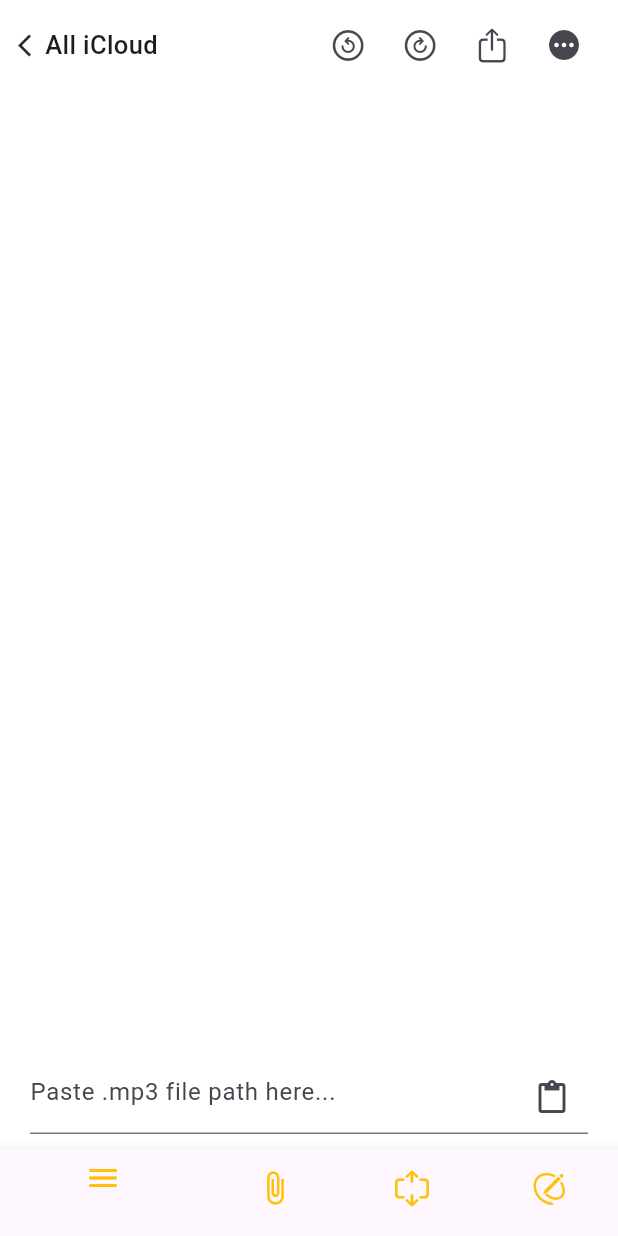
After one commit to md-ruhulamin/demo_clipboard2, a Flutter app: the screen it shows after launch, on a phone screen of 412 x 824 dp. The commit adds this screen. Run offline on Flutter 3.47's test engine with Material 3 defaults, Android fonts, the phone set to English and light mode, and no system bars; our stand-ins replace audioplayers, permission_handler.

Commit message:
initial commit

```diff
--- a/analysis_options.yaml
+++ b/analysis_options.yaml
@@ -7,6 +7,9 @@
 
 # The following line activates a set of recommended lints for Flutter apps,
 # packages, and plugins designed to encourage good coding practices.
+analyzer:
+  errors:
+    avoid_print: ignore
 include: package:flutter_lints/flutter.yaml
 
 linter:
--- /dev/null
+++ b/lib/audio_card.dart
@@ -0,0 +1,40 @@
+class AudioCard {
+  final String title;
+  final String date;
+  final String duration;
+  final String? transcript;
+  final String? size;
+
+  AudioCard({
+    required this.title,
+    required this.date,
+    required this.duration,
+    required this.size,
+    this.transcript,
+  });
+
+  factory AudioCard.fromMap(Map<String, dynamic> map) {
+    return AudioCard(
+      title: map['title'] ?? '',
+      date: map['date'] ?? '',
+      size: map['size'] ?? '',
+      duration: map['duration'] ?? '',
+      transcript: map['transcript'],
+    );
+  }
+
+  Map<String, dynamic> toMap() {
+    return {
+      'size': size,
+      'title': title,
+      'date': date,
+      'duration': duration,
+      'transcript': transcript,
+    };
+  }
+
+  @override
+  String toString() {
+    return 'AudioCard(title: $title, date: $date, duration: $duration,size:$size transcript: $transcript)';
+  }
+}
--- /dev/null
+++ b/lib/home.dart
@@ -0,0 +1,371 @@
+// ignore_for_file: prefer_interpolation_to_compose_strings
+
+import 'dart:io';
+
+import 'package:audioplayers/audioplayers.dart';
+import 'package:demo_clipboard/audio_card.dart';
+import 'package:flutter/cupertino.dart';
+import 'package:flutter/material.dart';
+import 'package:flutter/services.dart';
+import 'package:path_provider/path_provider.dart';
+import 'package:permission_handler/permission_handler.dart';
+
+class AudioNotesPage extends StatefulWidget {
+  @override
+  State<AudioNotesPage> createState() => _AudioNotesPageState();
+}
+
+class _AudioNotesPageState extends State<AudioNotesPage> {
+  final List<AudioCard> audioNotes = [];
+  int playindex = -1;
+  final TextEditingController _controller = TextEditingController();
+
+  List<FileSystemEntity> _mp3Files = [];
+
+  String? _savedDirPath;
+
+  AudioPlayer _audioPlayer = AudioPlayer();
+
+  bool isPlaying = false;
+
+  @override
+  void initState() {
+    super.initState();
+    _initFolder();
+  }
+
+  void printMp3Info(List<FileSystemEntity> mp3Files) async {
+    print("IN info Function" + mp3Files.toString());
+    for (var file in mp3Files) {
+      File mp3 = File(file.path);
+      // File name
+      String name = mp3.uri.pathSegments.last;
+      // File size in KB
+      int sizeInBytes = await mp3.length();
+      double sizeInKB = sizeInBytes / 1024;
+      // Duration (requires plugin)
+      print("🎵 File: $name");
+      print("📏 Size: ${sizeInKB.toStringAsFixed(2)} KB");
+      print("📅 Date: ${mp3.statSync().modified}");
+      print("📂 Path: ${file.path}");
+      print("------------------------------------------------");
+    }
+    File mp3 = File(mp3Files.last.path);
+    int sizeInBytes = await mp3.length();
+    double sizeInMB = sizeInBytes / (1024 * 1024);
+
+    audioNotes.add(
+      AudioCard(
+        title: mp3.uri.pathSegments.last,
+        date: "${mp3.statSync().modified}",
+        size: sizeInMB.toStringAsFixed(2).toString(),
+        duration: '',
+        transcript: null,
+      ),
+    );
+
+  }
+
+  void handlePlayPause(int index, String filePath) async {
+    if (!isPlaying) {
+      // Nothing is playing — play selected audio
+      await _audioPlayer.play(DeviceFileSource(filePath));
+      playindex = index;
+      isPlaying = true;
+    } else if (playindex == index) {
+      // Tapped same audio again — pause it
+      await _audioPlayer.pause();
+      isPlaying = false;
+      playindex = -1;
+    } else {
+      // Another audio is playing — stop it and play new one
+      await _audioPlayer.stop();
+      await _audioPlayer.play(DeviceFileSource(filePath));
+      playindex = index;
+      isPlaying = true;
+    }
+    setState(() {});
+  }
+
+  Future<void> _initFolder() async {
+    // Request storage permission
+    if (await Permission.storage.request().isGranted) {
+      final dir = await getApplicationDocumentsDirectory();
+      final mp3Dir = Directory('${dir.path}/mp3_inbox');
+      print(mp3Dir.path);
+      // Check if the directory exists
+      // If not, create it
+      // If it does, do nothing
+      // This is where you can add your logic to check if the directory exists
+      // and create it if necessary
+      // For example:
+      // final dir = Directory('/path/to/directory');
+      // final dir = Directory('/storage/emulated/0/Download');
+      // final dir = Directory('/storage/emulated/0/Download/mp3_inbox');
+
+      if (!await mp3Dir.exists()) {
+        await mp3Dir.create(recursive: true);
+      }
+      _savedDirPath = mp3Dir.path;
+      setState(() {
+        _loadMp3Files();
+      });
+    }
+  }
+
+  Future<bool> _requestStoragePermission() async {
+    final status = await Permission.storage.request();
+    return status.isGranted;
+  }
+
+  void _loadMp3Files() async {
+    final dir = Directory(_savedDirPath!);
+    print("Line 122: "+dir.path);
+    final files = dir.listSync().where((f) => f.path.endsWith('.mp3')).toList();
+    setState(() => _mp3Files = files);
+  }
+
+  Future<void> _pasteAndSend() async {
+    final hasPermission = await _requestStoragePermission();
+    if (!hasPermission) {
+      ScaffoldMessenger.of(
+        context,
+      ).showSnackBar(SnackBar(content: Text("Storage permission denied")));
+      return;
+    }
+    final clipboardData = await Clipboard.getData(Clipboard.kTextPlain);
+
+    if (clipboardData == null || clipboardData.text == null) {
+      ScaffoldMessenger.of(context).showSnackBar(
+        SnackBar(content: Text("Clipboard is empty or doesn't contain text")),
+      );
+      return;
+    }
+
+    final path = clipboardData.text!;
+
+    if (!path.endsWith(".mp3")) {
+      ScaffoldMessenger.of(
+        context,
+      ).showSnackBar(SnackBar(content: Text("Only .mp3 files are allowed")));
+      return;
+    }
+
+    final sourceFile = File(path);
+    if (!await sourceFile.exists()) {
+      ScaffoldMessenger.of(context).showSnackBar(
+        SnackBar(content: Text("File does not exist at this path")),
+      );
+      return;
+    }
+
+    final dir =
+        await getApplicationDocumentsDirectory(); // Or any other local directory
+    final filename = path.split("/").last;
+    final destination = File('${dir.path}/$filename');
+    await sourceFile.copy(destination.path);
+
+    setState(() {
+      _mp3Files.add(File(destination.path));
+
+      printMp3Info(_mp3Files);
+      //
+    });
+
+    ScaffoldMessenger.of(
+      context,
+    ).showSnackBar(SnackBar(content: Text("MP3 file added to inbox")));
+  }
+
+  bool get _isValidMp3Path {
+    final path = _controller.text;
+    return path.endsWith('.mp3') && File(path).existsSync();
+  }
+
+  @override
+  Widget build(BuildContext context) {
+    print(_mp3Files.length);
+    print(audioNotes.length);
+    return Scaffold(
+      backgroundColor: Colors.white,
+      appBar: PreferredSize(
+        preferredSize: Size.fromHeight(60),
+        child: SafeArea(
+          child: Padding(
+            padding: const EdgeInsets.symmetric(horizontal: 12, vertical: 6),
+            child: Row(
+              children: [
+                GestureDetector(
+                  onTap: () {
+                    // Handle back action
+                  },
+                  child: Row(
+                    children: [
+                      Icon(Icons.arrow_back_ios, size: 18),
+                      Text(
+                        'All iCloud',
+                        style: TextStyle(
+                          fontSize: 17,
+                          fontWeight: FontWeight.w500,
+                        ),
+                      ),
+                    ],
+                  ),
+                ),
+                Spacer(),
+                IconButton(
+                  icon: Icon(CupertinoIcons.arrow_counterclockwise_circle),
+                  onPressed: () {},
+                ),
+                IconButton(
+                  icon: Icon(CupertinoIcons.arrow_clockwise_circle),
+                  onPressed: () {},
+                ),
+                IconButton(icon: Icon(CupertinoIcons.share), onPressed: () {}),
+                IconButton(icon: Icon(Icons.pending), onPressed: () {}),
+              ],
+            ),
+          ),
+        ),
+      ),
+      body: Column(
+        children: [
+          Expanded(
+            child: ListView.builder(
+              padding: const EdgeInsets.all(15),
+              itemCount: audioNotes.length,
+              itemBuilder: (context, index) {
+                final file = _mp3Files[index];
+                final note = audioNotes[index];
+                return Container(
+                  margin: const EdgeInsets.only(bottom: 20),
+                  padding: const EdgeInsets.all(8),
+                  decoration: BoxDecoration(
+                    color: Colors.grey[200],
+                    borderRadius: BorderRadius.circular(12),
+                  ),
+                  child: Row(
+                    mainAxisAlignment: MainAxisAlignment.spaceBetween,
+                    children: [
+                      Expanded(
+                        child: Column(
+                          crossAxisAlignment: CrossAxisAlignment.start,
+                          children: [
+                            Text(
+                              note.title,
+                              maxLines: 1,
+                              overflow: TextOverflow.ellipsis,
+                              style: TextStyle(
+                                fontWeight: FontWeight.bold,
+                                fontSize: 16,
+                              ),
+                            ),
+
+                            Text(
+                              '${note.date}',
+                              style: TextStyle(
+                                color: Colors.grey[600],
+                                fontSize: 13,
+                              ),
+                            ),
+                            Text('${note.size}MB'),
+                          ],
+                        ),
+                      ),
+                      SizedBox(
+                        height: 35,
+                        width: 70,
+                        child: ElevatedButton(
+                          onPressed: () => handlePlayPause(index, file.path),
+
+                          style: ElevatedButton.styleFrom(
+                            padding: EdgeInsets.zero,
+                            backgroundColor: Colors.white,
+                            foregroundColor: Colors.black,
+                            elevation: 1,
+                          ),
+                          child: Row(
+                            mainAxisAlignment: MainAxisAlignment.center,
+                            children: [
+                              Icon(
+                                isPlaying && index == playindex
+                                    ? Icons.pause
+                                    : Icons.play_arrow,
+                              ),
+                              SizedBox(width: 5),
+                              Text('Play'),
+                            ],
+                          ),
+                        ),
+                      ),
+                    ],
+                  ),
+                );
+              },
+            ),
+          ),
+          Padding(
+            padding: const EdgeInsets.symmetric(horizontal: 20, vertical: 10),
+            child: TextField(
+              controller: _controller,
+              decoration: InputDecoration(
+                hintText: 'Paste .mp3 file path here...',
+                suffixIcon:
+                    _isValidMp3Path
+                        ? IconButton(
+                          onPressed: () {
+                            _pasteAndSend();
+                            _controller.clear();
+                          },
+                          icon: Icon(Icons.done),
+                        )
+                        : IconButton(
+                          icon: Icon(Icons.paste),
+                          onPressed: () async {
+                            final clipboard = await Clipboard.getData(
+                              Clipboard.kTextPlain,
+                            );
+                            _controller.text = clipboard?.text ?? '';
+
+                            setState(() {});
+                          },
+                        ),
+              ),
+              onChanged:
+                  (_) => setState(() {
+                    print(_isValidMp3Path);
+                  }),
+            ),
+          ),
+        ],
+      ),
+      bottomNavigationBar: BottomNavigationBar(
+        backgroundColor: Colors.white,
+        items: [
+          BottomNavigationBarItem(
+            icon: Icon(Icons.menu, color: Colors.amber),
+            label: 'Home',
+          ),
+          BottomNavigationBarItem(
+            icon: Icon(Icons.attach_file, color: Colors.amber),
+            label: 'Search',
+          ),
+          BottomNavigationBarItem(
+            icon: Icon(
+              CupertinoIcons.rectangle_expand_vertical,
+              color: Colors.amber,
+            ),
+            label: 'Add',
+          ),
+          BottomNavigationBarItem(
+            icon: Icon(CupertinoIcons.pencil_outline, color: Colors.amber),
+            label: 'Settings',
+          ),
+        ],
+        onTap: (index) {
+          // Handle bottom navigation tap
+        },
+      ),
+    );
+  }
+}
--- a/lib/main.dart
+++ b/lib/main.dart
@@ -1,5 +1,8 @@
 import 'dart:io';
 import 'package:audioplayers/audioplayers.dart';
+import 'package:demo_clipboard/home.dart';
+
+import 'package:flutter/cupertino.dart';
 import 'package:flutter/material.dart';
 import 'package:flutter/services.dart';
 import 'package:path_provider/path_provider.dart';
@@ -16,15 +19,15 @@ class MyApp extends StatelessWidget {
   @override
   Widget build(BuildContext context) {
     return MaterialApp(
+      debugShowCheckedModeBanner: false,
       title: 'Flutter Demo',
       theme: ThemeData(
         colorScheme: ColorScheme.fromSeed(seedColor: Colors.deepPurple),
       ),
-      home: const Mp3InboxApp(),
+      home:  AudioNotesPage(),
     );
   }
 }
-
 class Mp3InboxApp extends StatefulWidget {
   const Mp3InboxApp({super.key});
 
--- a/pubspec.yaml
+++ b/pubspec.yaml
@@ -37,6 +37,7 @@ dependencies:
   path_provider: 2.0.15
   permission_handler: ^11.4.0
   audioplayers: ^6.4.0
+  intl: ^0.20.2
 
 dev_dependencies:
   flutter_test:
```
Also changed, not shown: pubspec.lock.
